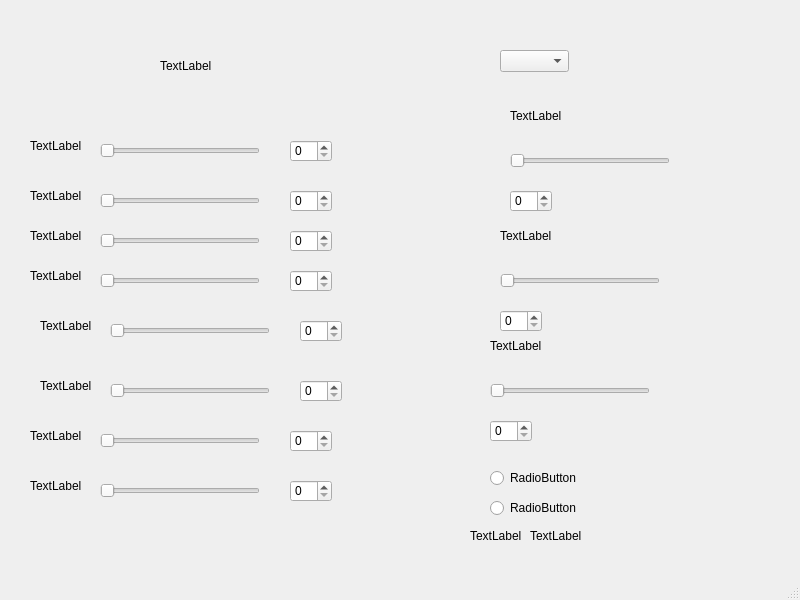
Before: the Qt Designer form grade_calculator.ui in tan-zhuoting/Assignment2, drawn with Qt 5.
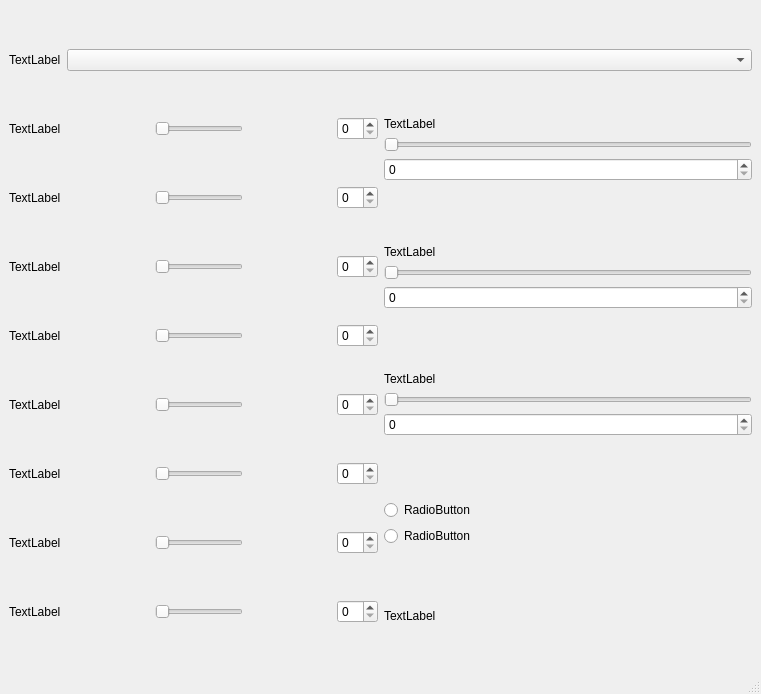
After: the same form once the commit is applied.

Commit message: added spacer and layout, basic design

Diff of the .ui file:
```diff
--- a/grade_calculator.ui
+++ b/grade_calculator.ui
@@ -6,485 +6,682 @@
    <rect>
     <x>0</x>
     <y>0</y>
-    <width>800</width>
-    <height>600</height>
+    <width>761</width>
+    <height>694</height>
    </rect>
   </property>
   <property name="windowTitle">
    <string>grade_calculator</string>
   </property>
   <widget class="QWidget" name="centralwidget">
+   <layout class="QHBoxLayout" name="horizontalLayout_11">
+    <item>
+     <layout class="QVBoxLayout" name="verticalLayout_3">
+      <item>
+       <spacer name="verticalSpacer_13">
+        <property name="orientation">
+         <enum>Qt::Vertical</enum>
+        </property>
+        <property name="sizeHint" stdset="0">
+         <size>
+          <width>20</width>
+          <height>40</height>
+         </size>
+        </property>
+       </spacer>
+      </item>
+      <item>
+       <layout class="QHBoxLayout" name="horizontalLayout_10">
+        <item>
    <widget class="QLabel" name="label">
-    <property name="geometry">
-     <rect>
-      <x>160</x>
-      <y>60</y>
-      <width>54</width>
-      <height>12</height>
-     </rect>
+          <property name="sizePolicy">
+           <sizepolicy hsizetype="Fixed" vsizetype="Preferred">
+            <horstretch>0</horstretch>
+            <verstretch>0</verstretch>
+           </sizepolicy>
     </property>
     <property name="text">
      <string>TextLabel</string>
     </property>
    </widget>
-   <widget class="QComboBox" name="comboBox">
-    <property name="geometry">
-     <rect>
-      <x>500</x>
-      <y>50</y>
-      <width>69</width>
-      <height>22</height>
-     </rect>
-    </property>
-   </widget>
-   <widget class="QSlider" name="horizontalSlider">
-    <property name="geometry">
-     <rect>
-      <x>100</x>
-      <y>140</y>
-      <width>160</width>
-      <height>22</height>
-     </rect>
-    </property>
+        </item>
+        <item>
+         <widget class="QComboBox" name="comboBox"/>
+        </item>
+       </layout>
+      </item>
+      <item>
+       <spacer name="verticalSpacer_12">
     <property name="orientation">
-     <enum>Qt::Horizontal</enum>
-    </property>
-   </widget>
-   <widget class="QSpinBox" name="spinBox">
-    <property name="geometry">
-     <rect>
-      <x>290</x>
-      <y>140</y>
-      <width>42</width>
-      <height>22</height>
-     </rect>
-    </property>
-   </widget>
+         <enum>Qt::Vertical</enum>
+        </property>
+        <property name="sizeHint" stdset="0">
+         <size>
+          <width>20</width>
+          <height>40</height>
+         </size>
+        </property>
+       </spacer>
+      </item>
+      <item>
+       <layout class="QHBoxLayout" name="horizontalLayout_9">
+        <item>
+         <layout class="QVBoxLayout" name="verticalLayout">
+          <item>
+           <layout class="QHBoxLayout" name="horizontalLayout">
+            <item>
    <widget class="QLabel" name="label_2">
-    <property name="geometry">
-     <rect>
-      <x>30</x>
-      <y>140</y>
-      <width>54</width>
-      <height>12</height>
-     </rect>
-    </property>
     <property name="text">
      <string>TextLabel</string>
     </property>
    </widget>
-   <widget class="QSlider" name="horizontalSlider_2">
-    <property name="geometry">
-     <rect>
-      <x>100</x>
-      <y>190</y>
-      <width>160</width>
-      <height>22</height>
-     </rect>
-    </property>
+            </item>
+            <item>
+             <spacer name="horizontalSpacer">
+              <property name="orientation">
+               <enum>Qt::Horizontal</enum>
+              </property>
+              <property name="sizeHint" stdset="0">
+               <size>
+                <width>40</width>
+                <height>20</height>
+               </size>
+              </property>
+             </spacer>
+            </item>
+            <item>
+             <widget class="QSlider" name="horizontalSlider">
     <property name="orientation">
      <enum>Qt::Horizontal</enum>
     </property>
    </widget>
+            </item>
+            <item>
+             <spacer name="horizontalSpacer_2">
+              <property name="orientation">
+               <enum>Qt::Horizontal</enum>
+              </property>
+              <property name="sizeHint" stdset="0">
+               <size>
+                <width>40</width>
+                <height>20</height>
+               </size>
+              </property>
+             </spacer>
+            </item>
+            <item>
+             <widget class="QSpinBox" name="spinBox"/>
+            </item>
+           </layout>
+          </item>
+          <item>
+           <spacer name="verticalSpacer_2">
+            <property name="orientation">
+             <enum>Qt::Vertical</enum>
+            </property>
+            <property name="sizeHint" stdset="0">
+             <size>
+              <width>20</width>
+              <height>40</height>
+             </size>
+            </property>
+           </spacer>
+          </item>
+          <item>
+           <layout class="QHBoxLayout" name="horizontalLayout_2">
+            <item>
    <widget class="QLabel" name="label_3">
-    <property name="geometry">
-     <rect>
-      <x>30</x>
-      <y>190</y>
-      <width>54</width>
-      <height>12</height>
-     </rect>
-    </property>
     <property name="text">
      <string>TextLabel</string>
     </property>
    </widget>
-   <widget class="QSpinBox" name="spinBox_2">
-    <property name="geometry">
-     <rect>
-      <x>290</x>
-      <y>190</y>
-      <width>42</width>
-      <height>22</height>
-     </rect>
-    </property>
-   </widget>
-   <widget class="QSlider" name="horizontalSlider_3">
-    <property name="geometry">
-     <rect>
-      <x>100</x>
-      <y>230</y>
-      <width>160</width>
-      <height>22</height>
-     </rect>
-    </property>
+            </item>
+            <item>
+             <spacer name="horizontalSpacer_3">
+              <property name="orientation">
+               <enum>Qt::Horizontal</enum>
+              </property>
+              <property name="sizeHint" stdset="0">
+               <size>
+                <width>40</width>
+                <height>20</height>
+               </size>
+              </property>
+             </spacer>
+            </item>
+            <item>
+             <widget class="QSlider" name="horizontalSlider_2">
     <property name="orientation">
      <enum>Qt::Horizontal</enum>
     </property>
    </widget>
+            </item>
+            <item>
+             <spacer name="horizontalSpacer_4">
+              <property name="orientation">
+               <enum>Qt::Horizontal</enum>
+              </property>
+              <property name="sizeHint" stdset="0">
+               <size>
+                <width>40</width>
+                <height>20</height>
+               </size>
+              </property>
+             </spacer>
+            </item>
+            <item>
+             <widget class="QSpinBox" name="spinBox_2"/>
+            </item>
+           </layout>
+          </item>
+          <item>
+           <spacer name="verticalSpacer_3">
+            <property name="orientation">
+             <enum>Qt::Vertical</enum>
+            </property>
+            <property name="sizeHint" stdset="0">
+             <size>
+              <width>20</width>
+              <height>40</height>
+             </size>
+            </property>
+           </spacer>
+          </item>
+          <item>
+           <layout class="QHBoxLayout" name="horizontalLayout_3">
+            <item>
    <widget class="QLabel" name="label_4">
-    <property name="geometry">
-     <rect>
-      <x>30</x>
-      <y>230</y>
-      <width>54</width>
-      <height>12</height>
-     </rect>
-    </property>
     <property name="text">
      <string>TextLabel</string>
     </property>
    </widget>
-   <widget class="QSpinBox" name="spinBox_3">
-    <property name="geometry">
-     <rect>
-      <x>290</x>
-      <y>230</y>
-      <width>42</width>
-      <height>22</height>
-     </rect>
-    </property>
-   </widget>
-   <widget class="QSlider" name="horizontalSlider_4">
-    <property name="geometry">
-     <rect>
-      <x>100</x>
-      <y>270</y>
-      <width>160</width>
-      <height>22</height>
-     </rect>
-    </property>
+            </item>
+            <item>
+             <spacer name="horizontalSpacer_5">
+              <property name="orientation">
+               <enum>Qt::Horizontal</enum>
+              </property>
+              <property name="sizeHint" stdset="0">
+               <size>
+                <width>40</width>
+                <height>20</height>
+               </size>
+              </property>
+             </spacer>
+            </item>
+            <item>
+             <widget class="QSlider" name="horizontalSlider_3">
     <property name="orientation">
      <enum>Qt::Horizontal</enum>
     </property>
    </widget>
+            </item>
+            <item>
+             <spacer name="horizontalSpacer_6">
+              <property name="orientation">
+               <enum>Qt::Horizontal</enum>
+              </property>
+              <property name="sizeHint" stdset="0">
+               <size>
+                <width>40</width>
+                <height>20</height>
+               </size>
+              </property>
+             </spacer>
+            </item>
+            <item>
+             <widget class="QSpinBox" name="spinBox_3"/>
+            </item>
+           </layout>
+          </item>
+          <item>
+           <spacer name="verticalSpacer_4">
+            <property name="orientation">
+             <enum>Qt::Vertical</enum>
+            </property>
+            <property name="sizeHint" stdset="0">
+             <size>
+              <width>20</width>
+              <height>40</height>
+             </size>
+            </property>
+           </spacer>
+          </item>
+          <item>
+           <layout class="QHBoxLayout" name="horizontalLayout_4">
+            <item>
    <widget class="QLabel" name="label_5">
-    <property name="geometry">
-     <rect>
-      <x>30</x>
-      <y>270</y>
-      <width>54</width>
-      <height>12</height>
-     </rect>
-    </property>
     <property name="text">
      <string>TextLabel</string>
     </property>
    </widget>
-   <widget class="QSpinBox" name="spinBox_4">
-    <property name="geometry">
-     <rect>
-      <x>290</x>
-      <y>270</y>
-      <width>42</width>
-      <height>22</height>
-     </rect>
-    </property>
-   </widget>
-   <widget class="QSlider" name="horizontalSlider_5">
-    <property name="geometry">
-     <rect>
-      <x>110</x>
-      <y>320</y>
-      <width>160</width>
-      <height>22</height>
-     </rect>
-    </property>
+            </item>
+            <item>
+             <spacer name="horizontalSpacer_7">
+              <property name="orientation">
+               <enum>Qt::Horizontal</enum>
+              </property>
+              <property name="sizeHint" stdset="0">
+               <size>
+                <width>40</width>
+                <height>20</height>
+               </size>
+              </property>
+             </spacer>
+            </item>
+            <item>
+             <widget class="QSlider" name="horizontalSlider_4">
     <property name="orientation">
      <enum>Qt::Horizontal</enum>
     </property>
    </widget>
+            </item>
+            <item>
+             <spacer name="horizontalSpacer_8">
+              <property name="orientation">
+               <enum>Qt::Horizontal</enum>
+              </property>
+              <property name="sizeHint" stdset="0">
+               <size>
+                <width>40</width>
+                <height>20</height>
+               </size>
+              </property>
+             </spacer>
+            </item>
+            <item>
+             <widget class="QSpinBox" name="spinBox_4"/>
+            </item>
+           </layout>
+          </item>
+          <item>
+           <spacer name="verticalSpacer_5">
+            <property name="orientation">
+             <enum>Qt::Vertical</enum>
+            </property>
+            <property name="sizeHint" stdset="0">
+             <size>
+              <width>20</width>
+              <height>40</height>
+             </size>
+            </property>
+           </spacer>
+          </item>
+          <item>
+           <layout class="QHBoxLayout" name="horizontalLayout_5">
+            <item>
    <widget class="QLabel" name="label_6">
-    <property name="geometry">
-     <rect>
-      <x>40</x>
-      <y>320</y>
-      <width>54</width>
-      <height>12</height>
-     </rect>
-    </property>
     <property name="text">
      <string>TextLabel</string>
     </property>
    </widget>
-   <widget class="QSpinBox" name="spinBox_5">
-    <property name="geometry">
-     <rect>
-      <x>300</x>
-      <y>320</y>
-      <width>42</width>
-      <height>22</height>
-     </rect>
-    </property>
-   </widget>
-   <widget class="QSlider" name="horizontalSlider_6">
-    <property name="geometry">
-     <rect>
-      <x>110</x>
-      <y>380</y>
-      <width>160</width>
-      <height>22</height>
-     </rect>
-    </property>
+            </item>
+            <item>
+             <spacer name="horizontalSpacer_9">
+              <property name="orientation">
+               <enum>Qt::Horizontal</enum>
+              </property>
+              <property name="sizeHint" stdset="0">
+               <size>
+                <width>40</width>
+                <height>20</height>
+               </size>
+              </property>
+             </spacer>
+            </item>
+            <item>
+             <widget class="QSlider" name="horizontalSlider_5">
     <property name="orientation">
      <enum>Qt::Horizontal</enum>
     </property>
    </widget>
+            </item>
+            <item>
+             <spacer name="horizontalSpacer_10">
+              <property name="orientation">
+               <enum>Qt::Horizontal</enum>
+              </property>
+              <property name="sizeHint" stdset="0">
+               <size>
+                <width>40</width>
+                <height>20</height>
+               </size>
+              </property>
+             </spacer>
+            </item>
+            <item>
+             <widget class="QSpinBox" name="spinBox_5"/>
+            </item>
+           </layout>
+          </item>
+          <item>
+           <spacer name="verticalSpacer_6">
+            <property name="orientation">
+             <enum>Qt::Vertical</enum>
+            </property>
+            <property name="sizeHint" stdset="0">
+             <size>
+              <width>20</width>
+              <height>40</height>
+             </size>
+            </property>
+           </spacer>
+          </item>
+          <item>
+           <layout class="QHBoxLayout" name="horizontalLayout_6">
+            <item>
    <widget class="QLabel" name="label_7">
-    <property name="geometry">
-     <rect>
-      <x>40</x>
-      <y>380</y>
-      <width>54</width>
-      <height>12</height>
-     </rect>
-    </property>
     <property name="text">
      <string>TextLabel</string>
     </property>
    </widget>
-   <widget class="QSpinBox" name="spinBox_6">
-    <property name="geometry">
-     <rect>
-      <x>300</x>
-      <y>380</y>
-      <width>42</width>
-      <height>22</height>
-     </rect>
-    </property>
-   </widget>
-   <widget class="QSlider" name="horizontalSlider_7">
-    <property name="geometry">
-     <rect>
-      <x>100</x>
-      <y>430</y>
-      <width>160</width>
-      <height>22</height>
-     </rect>
-    </property>
+            </item>
+            <item>
+             <spacer name="horizontalSpacer_11">
+              <property name="orientation">
+               <enum>Qt::Horizontal</enum>
+              </property>
+              <property name="sizeHint" stdset="0">
+               <size>
+                <width>40</width>
+                <height>20</height>
+               </size>
+              </property>
+             </spacer>
+            </item>
+            <item>
+             <widget class="QSlider" name="horizontalSlider_6">
     <property name="orientation">
      <enum>Qt::Horizontal</enum>
     </property>
    </widget>
+            </item>
+            <item>
+             <spacer name="horizontalSpacer_12">
+              <property name="orientation">
+               <enum>Qt::Horizontal</enum>
+              </property>
+              <property name="sizeHint" stdset="0">
+               <size>
+                <width>40</width>
+                <height>20</height>
+               </size>
+              </property>
+             </spacer>
+            </item>
+            <item>
+             <widget class="QSpinBox" name="spinBox_6"/>
+            </item>
+           </layout>
+          </item>
+          <item>
+           <spacer name="verticalSpacer_7">
+            <property name="orientation">
+             <enum>Qt::Vertical</enum>
+            </property>
+            <property name="sizeHint" stdset="0">
+             <size>
+              <width>20</width>
+              <height>40</height>
+             </size>
+            </property>
+           </spacer>
+          </item>
+          <item>
+           <layout class="QHBoxLayout" name="horizontalLayout_7">
+            <item>
    <widget class="QLabel" name="label_8">
-    <property name="geometry">
-     <rect>
-      <x>30</x>
-      <y>430</y>
-      <width>54</width>
-      <height>12</height>
-     </rect>
-    </property>
     <property name="text">
      <string>TextLabel</string>
     </property>
    </widget>
-   <widget class="QSpinBox" name="spinBox_7">
-    <property name="geometry">
-     <rect>
-      <x>290</x>
-      <y>430</y>
-      <width>42</width>
-      <height>22</height>
-     </rect>
-    </property>
-   </widget>
-   <widget class="QSlider" name="horizontalSlider_8">
-    <property name="geometry">
-     <rect>
-      <x>100</x>
-      <y>480</y>
-      <width>160</width>
-      <height>22</height>
-     </rect>
-    </property>
+            </item>
+            <item>
+             <spacer name="horizontalSpacer_13">
+              <property name="orientation">
+               <enum>Qt::Horizontal</enum>
+              </property>
+              <property name="sizeHint" stdset="0">
+               <size>
+                <width>40</width>
+                <height>20</height>
+               </size>
+              </property>
+             </spacer>
+            </item>
+            <item>
+             <widget class="QSlider" name="horizontalSlider_7">
     <property name="orientation">
      <enum>Qt::Horizontal</enum>
     </property>
    </widget>
+            </item>
+            <item>
+             <spacer name="horizontalSpacer_14">
+              <property name="orientation">
+               <enum>Qt::Horizontal</enum>
+              </property>
+              <property name="sizeHint" stdset="0">
+               <size>
+                <width>40</width>
+                <height>20</height>
+               </size>
+              </property>
+             </spacer>
+            </item>
+            <item>
+             <widget class="QSpinBox" name="spinBox_7"/>
+            </item>
+           </layout>
+          </item>
+          <item>
+           <spacer name="verticalSpacer_8">
+            <property name="orientation">
+             <enum>Qt::Vertical</enum>
+            </property>
+            <property name="sizeHint" stdset="0">
+             <size>
+              <width>20</width>
+              <height>40</height>
+             </size>
+            </property>
+           </spacer>
+          </item>
+          <item>
+           <layout class="QHBoxLayout" name="horizontalLayout_8">
+            <item>
    <widget class="QLabel" name="label_9">
-    <property name="geometry">
-     <rect>
-      <x>30</x>
-      <y>480</y>
-      <width>54</width>
-      <height>12</height>
-     </rect>
-    </property>
     <property name="text">
      <string>TextLabel</string>
     </property>
    </widget>
-   <widget class="QSpinBox" name="spinBox_8">
-    <property name="geometry">
-     <rect>
-      <x>290</x>
-      <y>480</y>
-      <width>42</width>
-      <height>22</height>
-     </rect>
-    </property>
-   </widget>
+            </item>
+            <item>
+             <spacer name="horizontalSpacer_15">
+              <property name="orientation">
+               <enum>Qt::Horizontal</enum>
+              </property>
+              <property name="sizeHint" stdset="0">
+               <size>
+                <width>40</width>
+                <height>20</height>
+               </size>
+              </property>
+             </spacer>
+            </item>
+            <item>
+             <widget class="QSlider" name="horizontalSlider_8">
+              <property name="orientation">
+               <enum>Qt::Horizontal</enum>
+              </property>
+             </widget>
+            </item>
+            <item>
+             <spacer name="horizontalSpacer_16">
+              <property name="orientation">
+               <enum>Qt::Horizontal</enum>
+              </property>
+              <property name="sizeHint" stdset="0">
+               <size>
+                <width>40</width>
+                <height>20</height>
+               </size>
+              </property>
+             </spacer>
+            </item>
+            <item>
+             <widget class="QSpinBox" name="spinBox_8"/>
+            </item>
+           </layout>
+          </item>
+         </layout>
+        </item>
+        <item>
+         <layout class="QVBoxLayout" name="verticalLayout_2">
+          <item>
    <widget class="QLabel" name="label_10">
-    <property name="geometry">
-     <rect>
-      <x>510</x>
-      <y>110</y>
-      <width>54</width>
-      <height>12</height>
-     </rect>
-    </property>
     <property name="text">
      <string>TextLabel</string>
     </property>
    </widget>
+          </item>
+          <item>
    <widget class="QSlider" name="horizontalSlider_9">
-    <property name="geometry">
-     <rect>
-      <x>510</x>
-      <y>150</y>
-      <width>160</width>
-      <height>22</height>
-     </rect>
-    </property>
     <property name="orientation">
      <enum>Qt::Horizontal</enum>
     </property>
    </widget>
-   <widget class="QSpinBox" name="spinBox_9">
-    <property name="geometry">
-     <rect>
-      <x>510</x>
-      <y>190</y>
-      <width>42</width>
-      <height>22</height>
-     </rect>
-    </property>
-   </widget>
+          </item>
+          <item>
+           <widget class="QSpinBox" name="spinBox_9"/>
+          </item>
+          <item>
+           <spacer name="verticalSpacer">
+            <property name="orientation">
+             <enum>Qt::Vertical</enum>
+            </property>
+            <property name="sizeHint" stdset="0">
+             <size>
+              <width>20</width>
+              <height>40</height>
+             </size>
+            </property>
+           </spacer>
+          </item>
+          <item>
    <widget class="QLabel" name="label_11">
-    <property name="geometry">
-     <rect>
-      <x>500</x>
-      <y>230</y>
-      <width>54</width>
-      <height>12</height>
-     </rect>
-    </property>
     <property name="text">
      <string>TextLabel</string>
     </property>
    </widget>
-   <widget class="QSpinBox" name="spinBox_10">
-    <property name="geometry">
-     <rect>
-      <x>500</x>
-      <y>310</y>
-      <width>42</width>
-      <height>22</height>
-     </rect>
-    </property>
-   </widget>
+          </item>
+          <item>
    <widget class="QSlider" name="horizontalSlider_10">
-    <property name="geometry">
-     <rect>
-      <x>500</x>
-      <y>270</y>
-      <width>160</width>
-      <height>22</height>
-     </rect>
-    </property>
     <property name="orientation">
      <enum>Qt::Horizontal</enum>
     </property>
    </widget>
+          </item>
+          <item>
+           <widget class="QSpinBox" name="spinBox_10"/>
+          </item>
+          <item>
+           <spacer name="verticalSpacer_9">
+            <property name="orientation">
+             <enum>Qt::Vertical</enum>
+            </property>
+            <property name="sizeHint" stdset="0">
+             <size>
+              <width>20</width>
+              <height>40</height>
+             </size>
+            </property>
+           </spacer>
+          </item>
+          <item>
    <widget class="QLabel" name="label_12">
-    <property name="geometry">
-     <rect>
-      <x>490</x>
-      <y>340</y>
-      <width>54</width>
-      <height>12</height>
-     </rect>
-    </property>
     <property name="text">
      <string>TextLabel</string>
     </property>
    </widget>
-   <widget class="QSpinBox" name="spinBox_11">
-    <property name="geometry">
-     <rect>
-      <x>490</x>
-      <y>420</y>
-      <width>42</width>
-      <height>22</height>
-     </rect>
-    </property>
-   </widget>
+          </item>
+          <item>
    <widget class="QSlider" name="horizontalSlider_11">
-    <property name="geometry">
-     <rect>
-      <x>490</x>
-      <y>380</y>
-      <width>160</width>
-      <height>22</height>
-     </rect>
-    </property>
     <property name="orientation">
      <enum>Qt::Horizontal</enum>
     </property>
    </widget>
+          </item>
+          <item>
+           <widget class="QSpinBox" name="spinBox_11"/>
+          </item>
+          <item>
+           <spacer name="verticalSpacer_10">
+            <property name="orientation">
+             <enum>Qt::Vertical</enum>
+            </property>
+            <property name="sizeHint" stdset="0">
+             <size>
+              <width>20</width>
+              <height>40</height>
+             </size>
+            </property>
+           </spacer>
+          </item>
+          <item>
    <widget class="QRadioButton" name="radioButton">
-    <property name="geometry">
-     <rect>
-      <x>490</x>
-      <y>470</y>
-      <width>89</width>
-      <height>16</height>
-     </rect>
-    </property>
     <property name="text">
      <string>RadioButton</string>
     </property>
    </widget>
+          </item>
+          <item>
    <widget class="QRadioButton" name="radioButton_2">
-    <property name="geometry">
-     <rect>
-      <x>490</x>
-      <y>500</y>
-      <width>89</width>
-      <height>16</height>
-     </rect>
-    </property>
     <property name="text">
      <string>RadioButton</string>
     </property>
    </widget>
+          </item>
+          <item>
+           <spacer name="verticalSpacer_11">
+            <property name="orientation">
+             <enum>Qt::Vertical</enum>
+            </property>
+            <property name="sizeHint" stdset="0">
+             <size>
+              <width>20</width>
+              <height>40</height>
+             </size>
+            </property>
+           </spacer>
+          </item>
+          <item>
    <widget class="QLabel" name="label_13">
-    <property name="geometry">
-     <rect>
-      <x>470</x>
-      <y>530</y>
-      <width>54</width>
-      <height>12</height>
-     </rect>
-    </property>
     <property name="text">
      <string>TextLabel</string>
     </property>
    </widget>
-   <widget class="QLabel" name="label_14">
-    <property name="geometry">
-     <rect>
-      <x>530</x>
-      <y>530</y>
-      <width>54</width>
-      <height>12</height>
-     </rect>
-    </property>
-    <property name="text">
-     <string>TextLabel</string>
-    </property>
-   </widget>
+          </item>
+         </layout>
+        </item>
+       </layout>
+      </item>
+      <item>
+       <spacer name="verticalSpacer_14">
+        <property name="orientation">
+         <enum>Qt::Vertical</enum>
+        </property>
+        <property name="sizeHint" stdset="0">
+         <size>
+          <width>20</width>
+          <height>40</height>
+         </size>
+        </property>
+       </spacer>
+      </item>
+     </layout>
+    </item>
+   </layout>
   </widget>
   <widget class="QMenuBar" name="menubar">
    <property name="geometry">
```
Left out of the diff: 2 changed lines with no effect on the pictures. Lines whose indentation alone changed are shown as unchanged.
